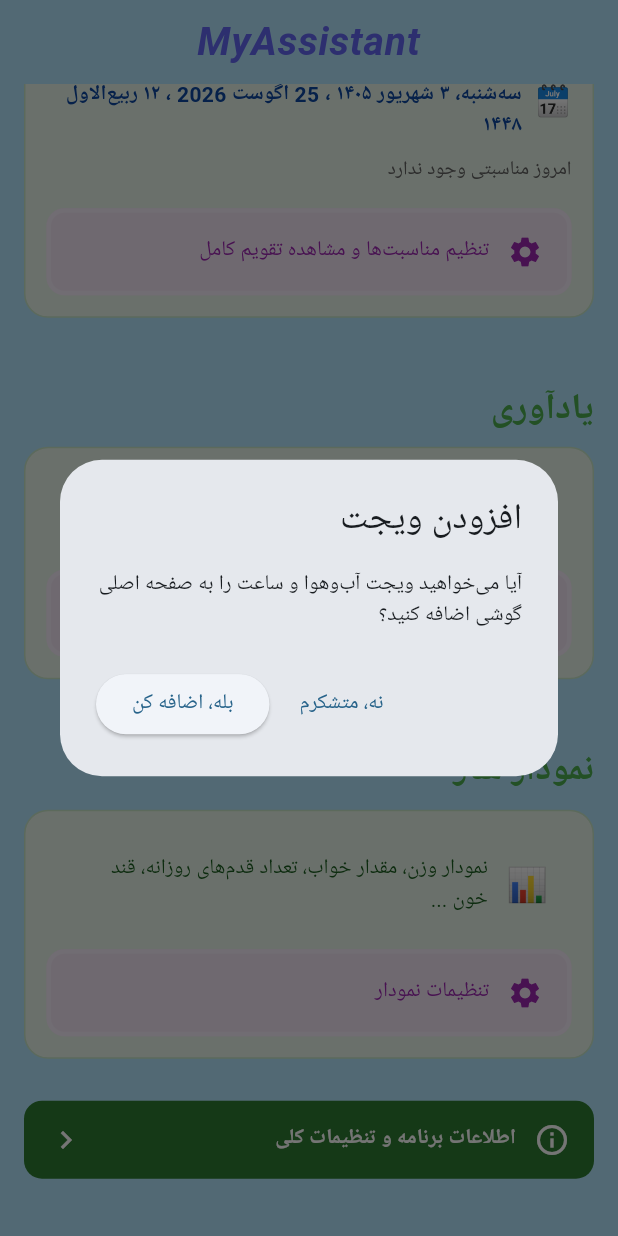
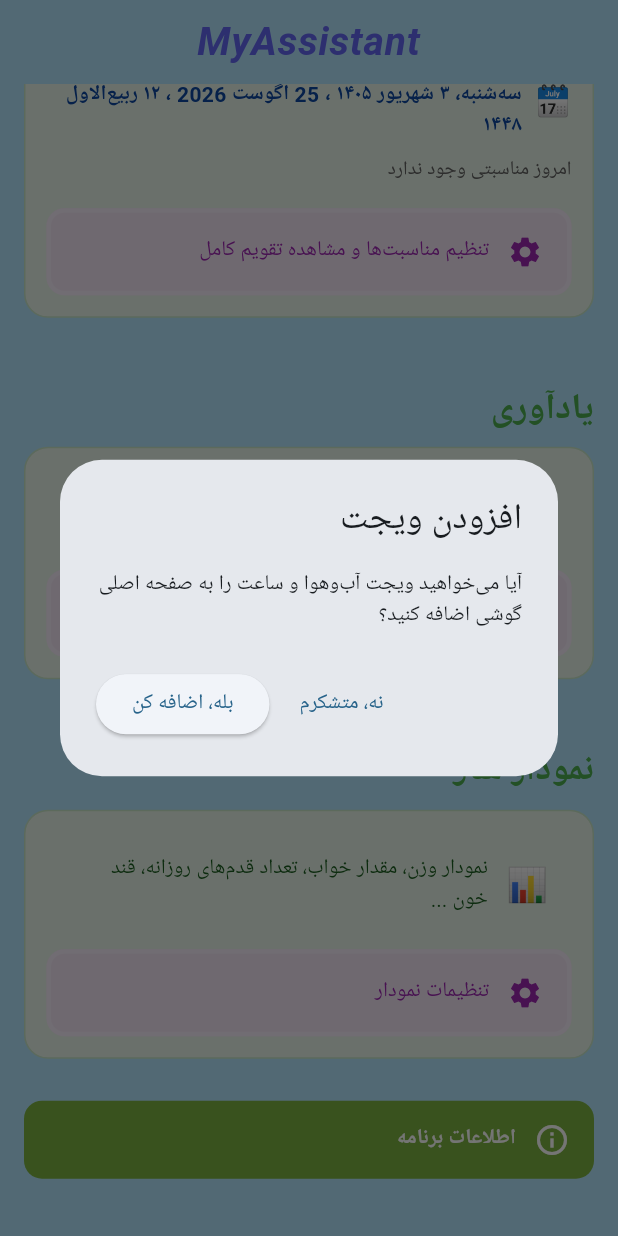
Before and after one commit to jozeranjbar/MyAssistant, a Flutter app: the screen it shows after launch, scrolled down 557 dp, on a phone screen of 412 x 824 dp. Run offline on Flutter 3.47's test engine with Material 3 defaults, Android fonts, the phone set to English and light mode, and no system bars; our stand-ins replace connectivity_plus, flutter_local_notifications, hijri, shamsi_date, shared_preferences, timezone; missing offline and left inert: home_widget, workmanager; network calls fail; statements that could not run were skipped.

Commit message:
Update home_screen.dart

```diff
--- a/lib/screens/home_screen.dart
+++ b/lib/screens/home_screen.dart
@@ -383,7 +383,7 @@
                   Padding(
                     padding: const EdgeInsets.symmetric(horizontal: 16),
                     child: Material(
-                      color: Colors.green.shade800,
+                      color: Colors.lightGreen.shade600,
                       borderRadius: BorderRadius.circular(12),
                       child: InkWell(
                         borderRadius: BorderRadius.circular(12),
@@ -399,10 +399,9 @@
                               Icon(Icons.info_outline, color: Colors.white),
                               SizedBox(width: 12),
                               Expanded(
-                                child: Text('اطلاعات برنامه و تنظیمات کلی',
+                                child: Text('اطلاعات برنامه',
                                     style: TextStyle(color: Colors.white, fontWeight: FontWeight.bold)),
                               ),
-                              Icon(Icons.chevron_left, color: Colors.white),
                             ],
                           ),
                         ),
```
